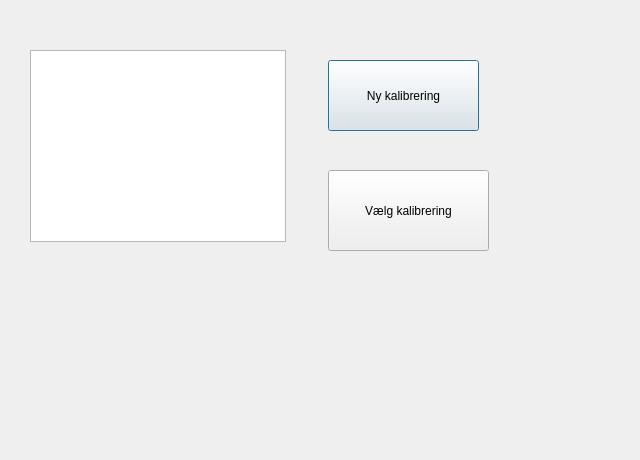
Qt form Qt/KameraKalibrering/kalibrering.ui (fjederholdt/Afgangsprojekt) before a commit.
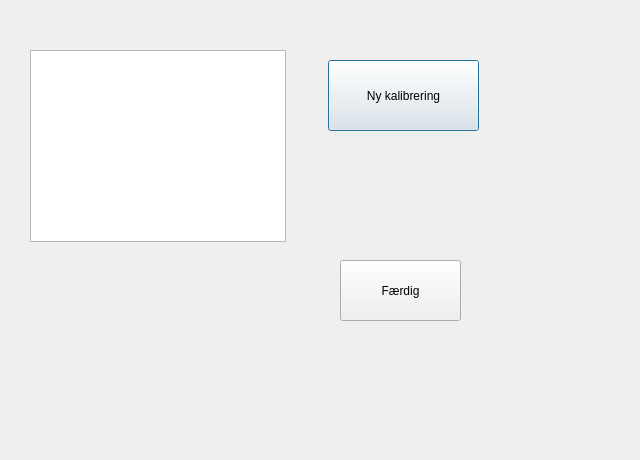
The same form after that commit.

What changed in the file:
```diff
--- a/Qt/KameraKalibrering/kalibrering.ui
+++ b/Qt/KameraKalibrering/kalibrering.ui
@@ -26,19 +26,6 @@
     <string>Ny kalibrering</string>
    </property>
   </widget>
-  <widget class="QPushButton" name="valg_kalibrering">
-   <property name="geometry">
-    <rect>
-     <x>328</x>
-     <y>170</y>
-     <width>161</width>
-     <height>81</height>
-    </rect>
-   </property>
-   <property name="text">
-    <string>Vælg kalibrering</string>
-   </property>
-  </widget>
   <widget class="QListWidget" name="listWidget">
    <property name="geometry">
     <rect>
@@ -49,6 +36,19 @@
     </rect>
    </property>
   </widget>
+  <widget class="QPushButton" name="annuller">
+   <property name="geometry">
+    <rect>
+     <x>340</x>
+     <y>260</y>
+     <width>121</width>
+     <height>61</height>
+    </rect>
+   </property>
+   <property name="text">
+    <string>Færdig</string>
+   </property>
+  </widget>
  </widget>
  <resources/>
  <connections/>
```
